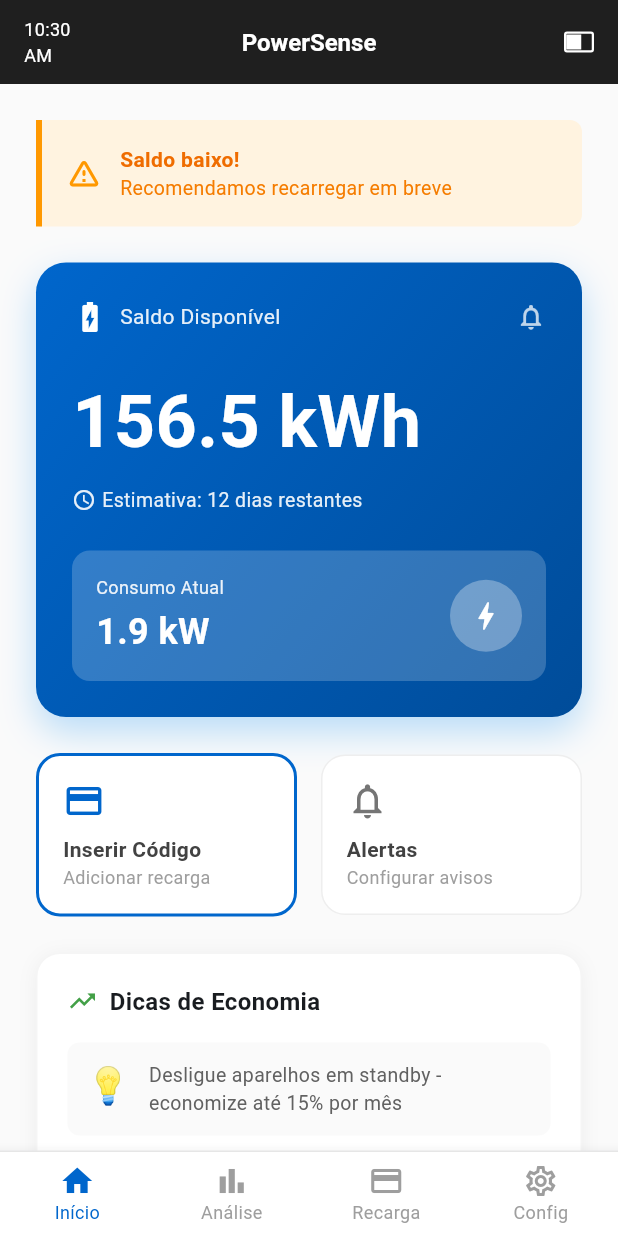
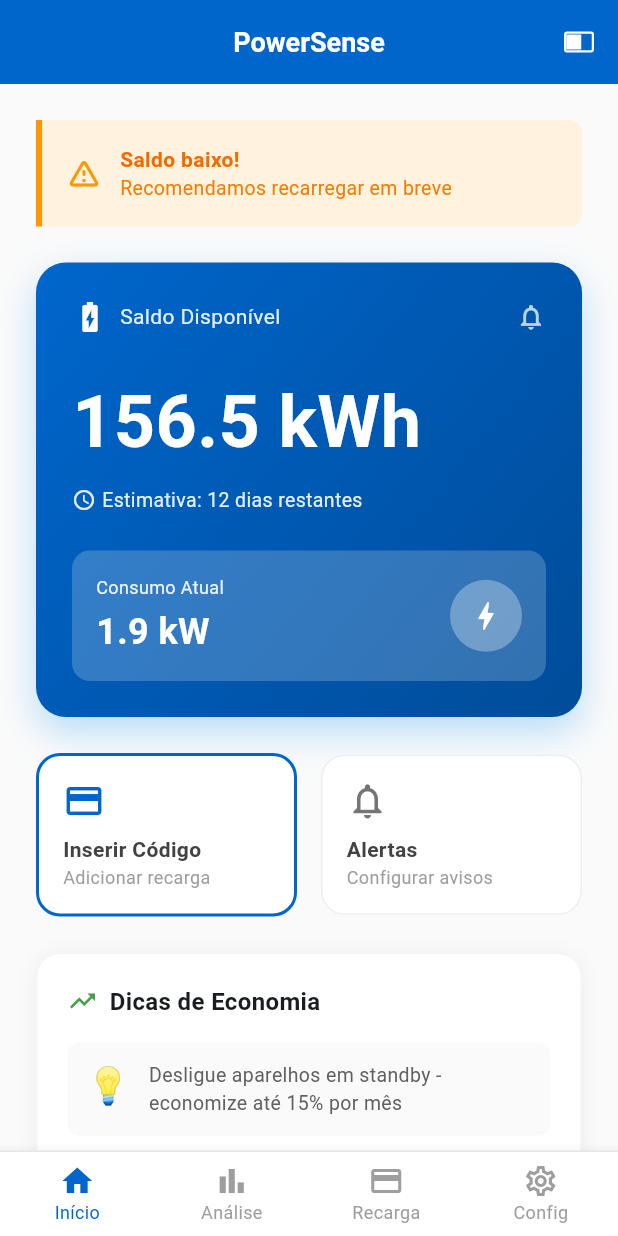
Before and after one commit to restenPiz/PowerSense, a Flutter app: the screen it shows after launch, on a phone screen of 412 x 824 dp. Run offline on Flutter 3.47's test engine with Material 3 defaults, Android fonts, the phone set to English and light mode, and no system bars.

Commit message:
Doing some updates in the application

```diff
--- a/powersense/lib/main.dart
+++ b/powersense/lib/main.dart
@@ -57,25 +57,25 @@
   Widget build(BuildContext context) {
     return Scaffold(
       appBar: AppBar(
-        backgroundColor: const Color(0xFF1F1F1F),
+        backgroundColor: const Color(0xFF0066CC),
         title: const Text(
           'PowerSense',
           style: TextStyle(
             color: Colors.white,
             fontWeight: FontWeight.w600,
-            fontSize: 16,
+            fontSize: 18,
           ),
         ),
         centerTitle: true,
-        leading: Padding(
-          padding: const EdgeInsets.only(left: 16),
-          child: Center(
-            child: Text(
-              TimeOfDay.now().format(context),
-              style: const TextStyle(color: Colors.white, fontSize: 12),
-            ),
-          ),
-        ),
+        // leading: Padding(
+        //   padding: const EdgeInsets.only(left: 16),
+        //   child: Center(
+        //     child: Text(
+        //       TimeOfDay.now().format(context),
+        //       style: const TextStyle(color: Colors.white, fontSize: 12),
+        //     ),
+        //   ),
+        // ),
         actions: [
           Padding(
             padding: const EdgeInsets.only(right: 16),
```
